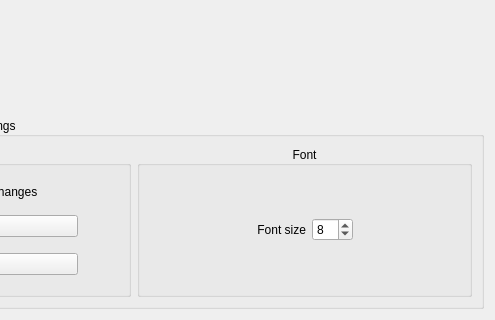
Old version of the form widgets/advancedsettings.ui in the repository FreeJoy-Team/FreeJoyConfiguratorQt; both pictures show x 567 to 1062 and y 283 to 603 of the 1062 by 603 pixel window.
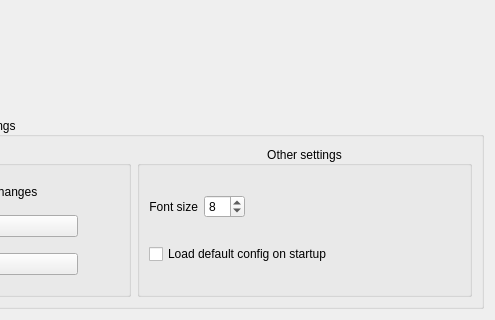
New version of the form.

Commit message: default config on startup

Patch:
```diff
--- a/widgets/advancedsettings.ui
+++ b/widgets/advancedsettings.ui
@@ -385,39 +385,16 @@
       <item row="1" column="2">
        <widget class="QGroupBox" name="groupBox_6">
         <property name="title">
-         <string>Font</string>
+         <string>Other settings</string>
         </property>
         <property name="alignment">
          <set>Qt::AlignCenter</set>
         </property>
-        <layout class="QGridLayout" name="gridLayout_7" columnstretch="1,0,1,1">
+        <layout class="QGridLayout" name="gridLayout_7" columnstretch="0,0,1,0">
          <property name="rightMargin">
           <number>9</number>
          </property>
-         <item row="1" column="3">
-          <spacer name="horizontalSpacer">
-           <property name="orientation">
-            <enum>Qt::Horizontal</enum>
-           </property>
-           <property name="sizeHint" stdset="0">
-            <size>
-             <width>40</width>
-             <height>20</height>
-            </size>
-           </property>
-          </spacer>
-         </item>
          <item row="1" column="1">
-          <widget class="QLabel" name="text_FontSize">
-           <property name="text">
-            <string>Font size</string>
-           </property>
-           <property name="alignment">
-            <set>Qt::AlignRight|Qt::AlignTrailing|Qt::AlignVCenter</set>
-           </property>
-          </widget>
-         </item>
-         <item row="1" column="2">
           <widget class="QSpinBox" name="spinBox_FontSize">
            <property name="sizePolicy">
             <sizepolicy hsizetype="Fixed" vsizetype="Fixed">
@@ -437,7 +414,23 @@
           </widget>
          </item>
          <item row="1" column="0">
-          <spacer name="horizontalSpacer_7">
+          <widget class="QLabel" name="text_FontSize">
+           <property name="sizePolicy">
+            <sizepolicy hsizetype="Fixed" vsizetype="Preferred">
+             <horstretch>0</horstretch>
+             <verstretch>0</verstretch>
+            </sizepolicy>
+           </property>
+           <property name="text">
+            <string>Font size</string>
+           </property>
+           <property name="alignment">
+            <set>Qt::AlignRight|Qt::AlignTrailing|Qt::AlignVCenter</set>
+           </property>
+          </widget>
+         </item>
+         <item row="1" column="2">
+          <spacer name="horizontalSpacer">
            <property name="orientation">
             <enum>Qt::Horizontal</enum>
            </property>
@@ -449,6 +442,13 @@
            </property>
           </spacer>
          </item>
+         <item row="2" column="0" colspan="3">
+          <widget class="QCheckBox" name="checkBox_LoadDefCfg">
+           <property name="text">
+            <string>Load default config on startup</string>
+           </property>
+          </widget>
+         </item>
         </layout>
        </widget>
       </item>
```
Left out of the diff: 4 changed lines with no effect on the pictures. The commit also changes 4 other files.
